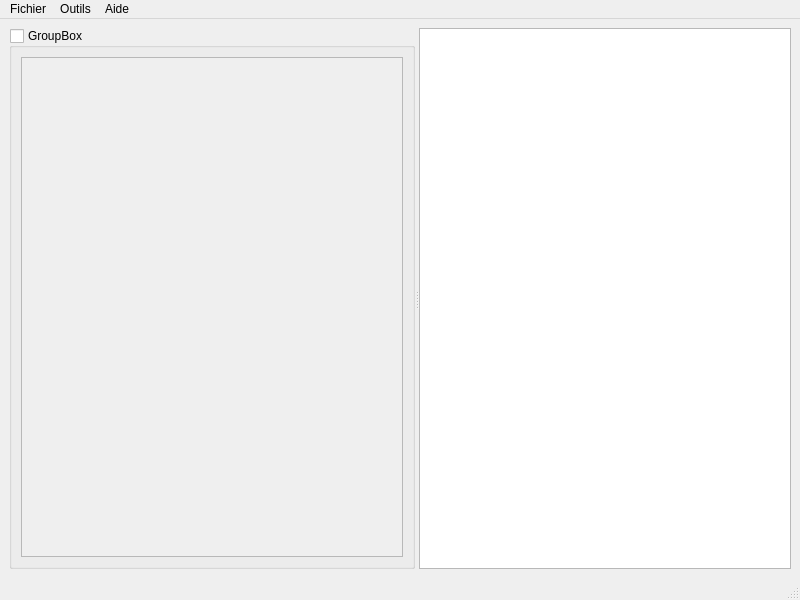
This is Ui_MainWindow.ui in joubu/CDL as Qt 5 draws it before an edit. The edited form follows.
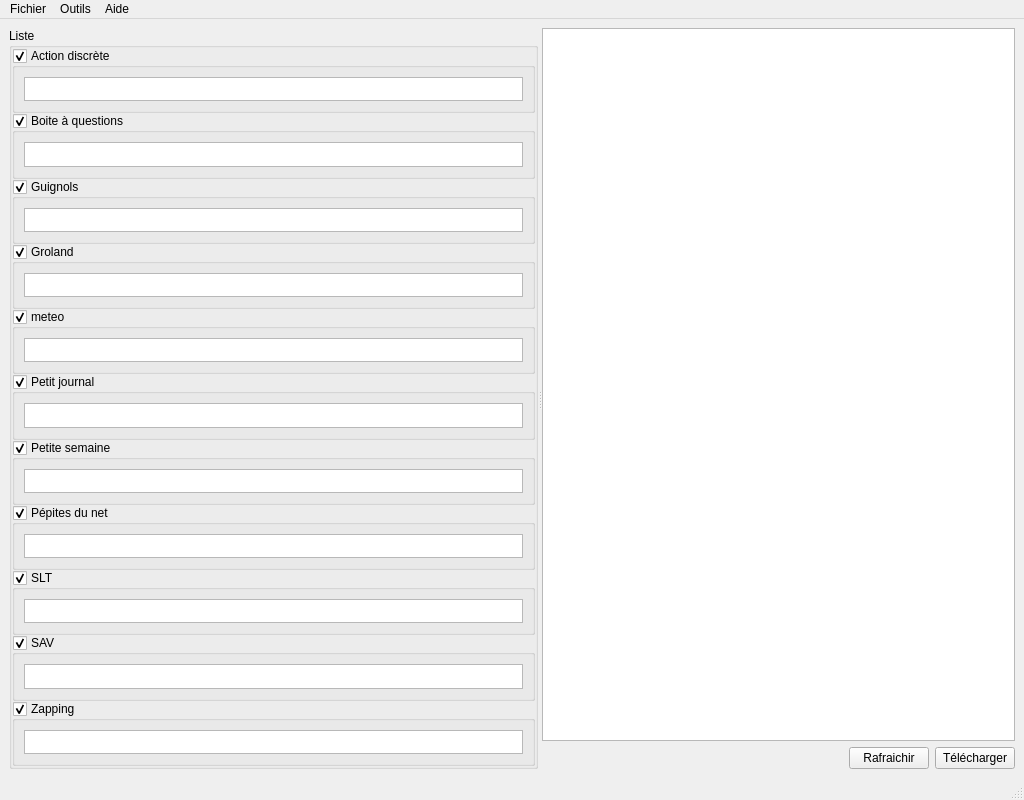
This is the edited form. Custom widgets are drawn as their Qt base class.

The edit to the form file:
```diff
--- a/Ui_MainWindow.ui
+++ b/Ui_MainWindow.ui
@@ -6,10 +6,16 @@
    <rect>
     <x>0</x>
     <y>0</y>
-    <width>800</width>
-    <height>600</height>
+    <width>1024</width>
+    <height>800</height>
    </rect>
   </property>
+  <property name="sizePolicy">
+   <sizepolicy hsizetype="Ignored" vsizetype="Ignored">
+    <horstretch>0</horstretch>
+    <verstretch>0</verstretch>
+   </sizepolicy>
+  </property>
   <property name="windowTitle">
    <string>MainWindow</string>
   </property>
@@ -17,29 +23,348 @@
    <layout class="QGridLayout" name="gridLayout">
     <item row="0" column="0">
      <widget class="QSplitter" name="splitter">
+      <property name="sizePolicy">
+       <sizepolicy hsizetype="Expanding" vsizetype="Expanding">
+        <horstretch>0</horstretch>
+        <verstretch>0</verstretch>
+       </sizepolicy>
+      </property>
       <property name="orientation">
        <enum>Qt::Horizontal</enum>
       </property>
-      <widget class="QGroupBox" name="groupBox">
+      <widget class="FileViewer" name="fileviewer">
        <property name="title">
-        <string>GroupBox</string>
+        <string>Liste</string>
        </property>
-       <property name="flat">
-        <bool>false</bool>
-       </property>
-       <property name="checkable">
-        <bool>true</bool>
-       </property>
-       <property name="checked">
-        <bool>false</bool>
-       </property>
-       <layout class="QGridLayout" name="gridLayout_2">
-        <item row="0" column="0">
-         <widget class="QListView" name="listView_2"/>
+       <layout class="QVBoxLayout" name="verticalLayout">
+        <property name="spacing">
+         <number>0</number>
+        </property>
+        <property name="margin">
+         <number>0</number>
+        </property>
+        <item>
+         <widget class="FileGroupBox" name="discrete">
+          <property name="title">
+           <string>Action discrète</string>
+          </property>
+          <property name="flat">
+           <bool>true</bool>
+          </property>
+          <property name="checkable">
+           <bool>true</bool>
+          </property>
+          <layout class="QGridLayout" name="gridLayout_2">
+           <item row="0" column="0">
+            <widget class="ListCategory" name="listWidget_discrete">
+             <property name="sizePolicy">
+              <sizepolicy hsizetype="Ignored" vsizetype="Ignored">
+               <horstretch>0</horstretch>
+               <verstretch>0</verstretch>
+              </sizepolicy>
+             </property>
+            </widget>
+           </item>
+          </layout>
+         </widget>
         </item>
+        <item>
+         <widget class="FileGroupBox" name="boite">
+          <property name="title">
+           <string>Boite à questions</string>
+          </property>
+          <property name="flat">
+           <bool>true</bool>
+          </property>
+          <property name="checkable">
+           <bool>true</bool>
+          </property>
+          <layout class="QGridLayout" name="gridLayout_3">
+           <item row="0" column="0">
+            <widget class="ListCategory" name="listWidget_boite">
+             <property name="sizePolicy">
+              <sizepolicy hsizetype="Ignored" vsizetype="Ignored">
+               <horstretch>0</horstretch>
+               <verstretch>0</verstretch>
+              </sizepolicy>
+             </property>
+            </widget>
+           </item>
+          </layout>
+         </widget>
+        </item>
+        <item>
+         <widget class="FileGroupBox" name="guignols">
+          <property name="title">
+           <string>Guignols</string>
+          </property>
+          <property name="flat">
+           <bool>true</bool>
+          </property>
+          <property name="checkable">
+           <bool>true</bool>
+          </property>
+          <layout class="QGridLayout" name="gridLayout_4">
+           <item row="0" column="0">
+            <widget class="ListCategory" name="listWidget_guignols">
+             <property name="sizePolicy">
+              <sizepolicy hsizetype="Ignored" vsizetype="Ignored">
+               <horstretch>0</horstretch>
+               <verstretch>0</verstretch>
+              </sizepolicy>
+             </property>
+            </widget>
+           </item>
+          </layout>
+         </widget>
+        </item>
+        <item>
+         <widget class="FileGroupBox" name="groland">
+          <property name="title">
+           <string>Groland</string>
+          </property>
+          <property name="flat">
+           <bool>true</bool>
+          </property>
+          <property name="checkable">
+           <bool>true</bool>
+          </property>
+          <layout class="QGridLayout" name="gridLayout_5">
+           <item row="0" column="0">
+            <widget class="ListCategory" name="listWidget_groland">
+             <property name="sizePolicy">
+              <sizepolicy hsizetype="Ignored" vsizetype="Ignored">
+               <horstretch>0</horstretch>
+               <verstretch>0</verstretch>
+              </sizepolicy>
+             </property>
+            </widget>
+           </item>
+          </layout>
+         </widget>
+        </item>
+        <item>
+         <widget class="FileGroupBox" name="meteo">
+          <property name="title">
+           <string>meteo</string>
+          </property>
+          <property name="flat">
+           <bool>true</bool>
+          </property>
+          <property name="checkable">
+           <bool>true</bool>
+          </property>
+          <layout class="QGridLayout" name="gridLayout_6">
+           <item row="0" column="0">
+            <widget class="ListCategory" name="listWidget_meteo">
+             <property name="sizePolicy">
+              <sizepolicy hsizetype="Expanding" vsizetype="Ignored">
+               <horstretch>0</horstretch>
+               <verstretch>0</verstretch>
+              </sizepolicy>
+             </property>
+            </widget>
+           </item>
+          </layout>
+         </widget>
+        </item>
+        <item>
+         <widget class="FileGroupBox" name="petit">
+          <property name="title">
+           <string>Petit journal</string>
+          </property>
+          <property name="flat">
+           <bool>true</bool>
+          </property>
+          <property name="checkable">
+           <bool>true</bool>
+          </property>
+          <layout class="QGridLayout" name="gridLayout_7">
+           <item row="0" column="0">
+            <widget class="ListCategory" name="listWidget_petit">
+             <property name="sizePolicy">
+              <sizepolicy hsizetype="Expanding" vsizetype="Ignored">
+               <horstretch>0</horstretch>
+               <verstretch>0</verstretch>
+              </sizepolicy>
+             </property>
+            </widget>
+           </item>
+          </layout>
+         </widget>
+        </item>
+        <item>
+         <widget class="FileGroupBox" name="petite">
+          <property name="title">
+           <string>Petite semaine</string>
+          </property>
+          <property name="flat">
+           <bool>true</bool>
+          </property>
+          <property name="checkable">
+           <bool>true</bool>
+          </property>
+          <layout class="QGridLayout" name="gridLayout_8">
+           <item row="0" column="0">
+            <widget class="ListCategory" name="listWidget_petite">
+             <property name="sizePolicy">
+              <sizepolicy hsizetype="Expanding" vsizetype="Ignored">
+               <horstretch>0</horstretch>
+               <verstretch>0</verstretch>
+              </sizepolicy>
+             </property>
+            </widget>
+           </item>
+          </layout>
+         </widget>
+        </item>
+        <item>
+         <widget class="FileGroupBox" name="pepites">
+          <property name="title">
+           <string>Pépites du net</string>
+          </property>
+          <property name="flat">
+           <bool>true</bool>
+          </property>
+          <property name="checkable">
+           <bool>true</bool>
+          </property>
+          <layout class="QGridLayout" name="gridLayout_9">
+           <item row="0" column="0">
+            <widget class="ListCategory" name="listWidget_pepites">
+             <property name="sizePolicy">
+              <sizepolicy hsizetype="Expanding" vsizetype="Ignored">
+               <horstretch>0</horstretch>
+               <verstretch>0</verstretch>
+              </sizepolicy>
+             </property>
+            </widget>
+           </item>
+          </layout>
+         </widget>
+        </item>
+        <item>
+         <widget class="FileGroupBox" name="salut">
+          <property name="title">
+           <string>SLT</string>
+          </property>
+          <property name="flat">
+           <bool>true</bool>
+          </property>
+          <property name="checkable">
+           <bool>true</bool>
+          </property>
+          <layout class="QGridLayout" name="gridLayout_10">
+           <item row="0" column="0">
+            <widget class="ListCategory" name="listWidget_salut">
+             <property name="sizePolicy">
+              <sizepolicy hsizetype="Expanding" vsizetype="Ignored">
+               <horstretch>0</horstretch>
+               <verstretch>0</verstretch>
+              </sizepolicy>
+             </property>
+            </widget>
+           </item>
+          </layout>
+         </widget>
+        </item>
+        <item>
+         <widget class="FileGroupBox" name="sav">
+          <property name="title">
+           <string>SAV</string>
+          </property>
+          <property name="flat">
+           <bool>true</bool>
+          </property>
+          <property name="checkable">
+           <bool>true</bool>
+          </property>
+          <layout class="QGridLayout" name="gridLayout_11">
+           <item row="0" column="0">
+            <widget class="ListCategory" name="listWidget_sav">
+             <property name="sizePolicy">
+              <sizepolicy hsizetype="Expanding" vsizetype="Ignored">
+               <horstretch>0</horstretch>
+               <verstretch>0</verstretch>
+              </sizepolicy>
+             </property>
+            </widget>
+           </item>
+          </layout>
+         </widget>
+        </item>
+        <item>
+         <widget class="FileGroupBox" name="zapping">
+          <property name="title">
+           <string>Zapping</string>
+          </property>
+          <property name="flat">
+           <bool>true</bool>
+          </property>
+          <property name="checkable">
+           <bool>true</bool>
+          </property>
+          <layout class="QGridLayout" name="gridLayout_12">
+           <item row="0" column="0">
+            <widget class="ListCategory" name="listWidget_zapping">
+             <property name="sizePolicy">
+              <sizepolicy hsizetype="Expanding" vsizetype="Ignored">
+               <horstretch>0</horstretch>
+               <verstretch>0</verstretch>
+              </sizepolicy>
+             </property>
+            </widget>
+           </item>
+          </layout>
+         </widget>
+        </item>
        </layout>
       </widget>
-      <widget class="QListView" name="listView"/>
+      <widget class="QWidget" name="verticalLayoutWidget">
+       <layout class="QVBoxLayout" name="verticalLayout_2">
+        <item>
+         <widget class="ListAvailables" name="listAvailables"/>
+        </item>
+        <item>
+         <layout class="QVBoxLayout" name="verticalLayout_3">
+          <property name="sizeConstraint">
+           <enum>QLayout::SetDefaultConstraint</enum>
+          </property>
+          <item>
+           <layout class="QHBoxLayout" name="horizontalLayout">
+            <item>
+             <spacer name="horizontalSpacer">
+              <property name="orientation">
+               <enum>Qt::Horizontal</enum>
+              </property>
+              <property name="sizeHint" stdset="0">
+               <size>
+                <width>40</width>
+                <height>20</height>
+               </size>
+              </property>
+             </spacer>
+            </item>
+            <item>
+             <widget class="QPushButton" name="pushButtonRefresh">
+              <property name="text">
+               <string>Rafraichir</string>
+              </property>
+             </widget>
+            </item>
+            <item>
+             <widget class="QPushButton" name="pushButtonDownload">
+              <property name="text">
+               <string>Télécharger</string>
+              </property>
+             </widget>
+            </item>
+           </layout>
+          </item>
+         </layout>
+        </item>
+       </layout>
+      </widget>
      </widget>
     </item>
    </layout>
@@ -49,7 +374,7 @@
     <rect>
      <x>0</x>
      <y>0</y>
-     <width>800</width>
+     <width>1024</width>
      <height>30</height>
     </rect>
    </property>
@@ -92,6 +417,30 @@
    </property>
   </action>
  </widget>
+ <customwidgets>
+  <customwidget>
+   <class>FileViewer</class>
+   <extends>QGroupBox</extends>
+   <header>CDL</header>
+   <container>1</container>
+  </customwidget>
+  <customwidget>
+   <class>FileGroupBox</class>
+   <extends>QGroupBox</extends>
+   <header>CDL</header>
+   <container>1</container>
+  </customwidget>
+  <customwidget>
+   <class>ListCategory</class>
+   <extends>QListWidget</extends>
+   <header>CDL</header>
+  </customwidget>
+  <customwidget>
+   <class>ListAvailables</class>
+   <extends>QListWidget</extends>
+   <header>CDL</header>
+  </customwidget>
+ </customwidgets>
  <resources/>
  <connections/>
 </ui>
```
Left out of the diff: 168 changed lines with no effect on the pictures.
